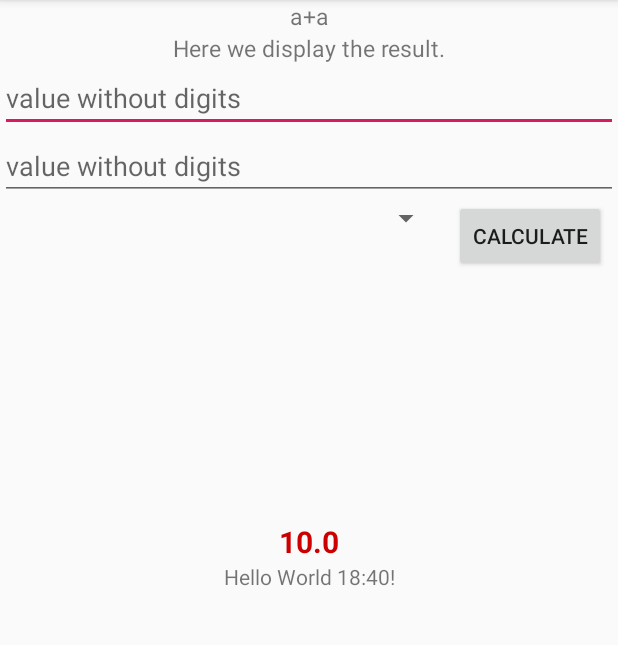
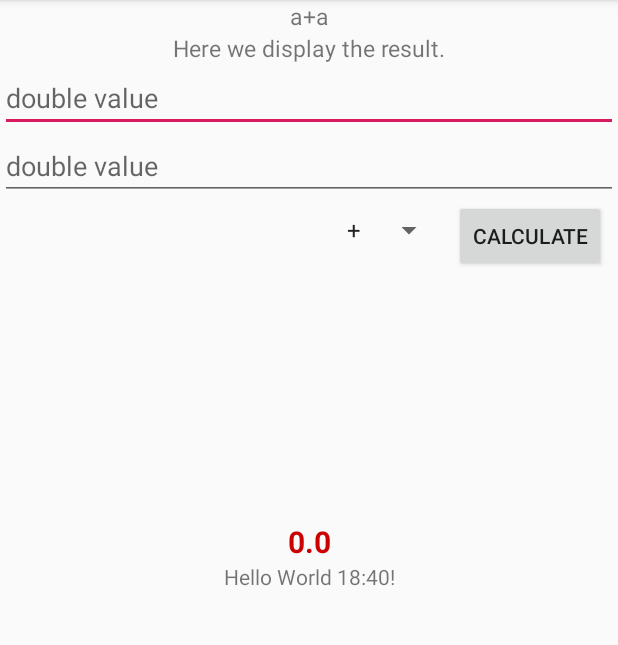
Before and after one commit to Harriss1/190130SmallCalculations, an Android app: the screen it shows after launch (MainActivity), after a tap on "CALCULATE", on a phone screen of 412 x 824 dp, the part 84-729 px from its top. Run offline under Robolectric (Android 15) with nearby library versions, the phone set to English and light mode, and no system bars.

Commit message:
added: if input not set I handle it as zero (0) operator type dropdown (spinner) an error message from the model gets shown if division by zero appears changed input type from phone numbers to all real numbers (negative numbers were not possible) the basic program is complete problems: the error message should not get handled by the view, the viewmodel should expose it. (change output type of displayable result from double to string then I can do it from the viewmodel)

```diff
--- a/app/src/main/java/com/example/smallcalculations/MainActivity.java
+++ b/app/src/main/java/com/example/smallcalculations/MainActivity.java
@@ -20,8 +20,11 @@ import com.example.smallcalculations.ViewModel.ViewModel;
 
 import org.w3c.dom.Text;
 
+import android.widget.ArrayAdapter;
+import android.widget.Spinner;
+import android.widget.AdapterView;
 
-public class MainActivity extends AppCompatActivity {
+public class MainActivity extends AppCompatActivity implements AdapterView.OnItemSelectedListener {
 
 
 
@@ -30,6 +33,7 @@ public class MainActivity extends AppCompatActivity {
 
     EditText inputFirstNumber;
     EditText inputSecondNumber;
+    int glOperator=0; //0=+, 1=-, 2=*, 3=/
 
     TextView result2Text;
 
@@ -39,6 +43,9 @@ public class MainActivity extends AppCompatActivity {
         setContentView(R.layout.activity_main);
         Toolbar toolbar = findViewById(R.id.toolbar);
         setSupportActionBar(toolbar);
+
+
+
 
 
 
@@ -66,16 +73,33 @@ public class MainActivity extends AppCompatActivity {
                 SmallCalculationsConnector calculation = new SmallCalculationsConnector();
                 calculation.setA(inputA);
                 calculation.setB(inputB);
-                calculation.setOperator(1);
+                calculation.setOperator(glOperator);
 
                 DisplayableResult result=calculation.getResult();
                 //result.result=30;
-                result2Text.setText(Double.toString(result.result));
+                if (result.calculationSuccessful) {
+                    result2Text.setText(Double.toString(result.result));
+                } else {
+                  result2Text.setText("Error: " +result.errorMessage);
+                }
 
 
                 //result2Text.setText("Nice Stuff");
             }
         });
+
+        Spinner spinner = (Spinner) findViewById(R.id.spinnerOperatorType);
+        // Create an ArrayAdapter using the string array and a default spinner layout
+                ArrayAdapter<CharSequence> adapter = ArrayAdapter.createFromResource(this,
+                        R.array.planets_array, android.R.layout.simple_spinner_item);
+        // Specify the layout to use when the list of choices appears
+                adapter.setDropDownViewResource(android.R.layout.simple_spinner_dropdown_item);
+        // Apply the adapter to the spinner
+                spinner.setAdapter(adapter);
+
+        spinner.setOnItemSelectedListener(this);
+
+
     }
 
     @Override
@@ -99,6 +123,17 @@ public class MainActivity extends AppCompatActivity {
 
         return super.onOptionsItemSelected(item);
     }
+    public void onItemSelected(AdapterView<?> parent, View view,
+                               int pos, long id) {
+        // An item was selected. You can retrieve the selected item using
+        // parent.getItemAtPosition(pos)
 
+        glOperator=pos;
+
+    }
+
+    public void onNothingSelected(AdapterView<?> parent) {
+        // Another interface callback
+    }
 
 }
--- a/app/src/main/java/com/example/smallcalculations/Model/SmallCalculations.java
+++ b/app/src/main/java/com/example/smallcalculations/Model/SmallCalculations.java
@@ -44,7 +44,7 @@ public class SmallCalculations {
 
 
     public void calculateResult(double a, double b, Operator operatorType){
-        double result=10;
+        double result=9.999999;
         boolean calcSuccess=false;
         String errorMessage="";
         boolean calcValid=true;
@@ -81,6 +81,7 @@ public class SmallCalculations {
             }
         }
 
+        if (result == -0) {result=0;}
         resultContainer.calculationSuccessful=calcSuccess;
         resultContainer.errorMessage=errorMessage;
         resultContainer.resultNumber=result;
--- a/app/src/main/java/com/example/smallcalculations/ViewModel/SmallCalculationsConnector.java
+++ b/app/src/main/java/com/example/smallcalculations/ViewModel/SmallCalculationsConnector.java
@@ -8,56 +8,96 @@ import com.example.smallcalculations.Model.SmallCalculations;
 public class SmallCalculationsConnector extends ViewModel {
 
     SmallCalculations smallCalculations = new SmallCalculations();
-    DisplayableResult resultContainer= new DisplayableResult();
+    DisplayableResult resultContainer = new DisplayableResult();
 
-    public void setA(double a){
+    public void setA(double a) {
 
         smallCalculations.setFirstNumber(a);
     }
+
     //I expect TextView to be the usual input type (The View is not supposed to convert input!!!),
     //the class should be reusable though.
     public void setA(TextView a) {
         setA(Double.parseDouble(a.getText().toString()));
     }
-    public void setA(int a){
 
-        setA((double)a);
+    public void setA(int a) {
+
+        setA((double) a);
     }
-    public void setA(String a){
+
+    public void setA(String a) {
+        //this is bad practise, I should send an error message to View.
+        //But I don't know how to make it properly. The message would be generated in the ViewModel.
+        if (a.isEmpty()) {
+            setA(0);
+            return;
+        }
         setA(Double.parseDouble(a));
         //smallCalculations.setFirstNumber(10);
     }
 
-    public void setB(double b){
+    public void setB(double b) {
         smallCalculations.setSecondNumber(b);
     }
-    public void setB(TextView b){
+
+    public void setB(TextView b) {
         setB(Double.parseDouble(b.getText().toString()));
     }
-    public void setB(int b){
-        setB((double)b);
+
+    public void setB(int b) {
+        setB((double) b);
     }
-    public void setB(String b){
-        if (b.isEmpty()){
-            //ErrorMessage or set to 0?
-            //I want to use an Errormessage.
+
+    public void setB(String b) {
+        if (b.isEmpty()) {
+            setB(0);
+            return;
         }
         setB(Double.parseDouble(b));
         //smallCalculations.setSecondNumber(20);
     }
 
-    public void setOperator(int operator){
-        smallCalculations.setOperatorType(SmallCalculations.Operator.PLUS);
+    public void setOperator(int operator) {
+        switch (operator) {
+            case 0: {
+                smallCalculations.setOperatorType(SmallCalculations.Operator.PLUS);
+                break;
+            }
+            case 1: {
+                smallCalculations.setOperatorType(SmallCalculations.Operator.MINUS);
+                break;
+            }
+            case 2: {
+                smallCalculations.setOperatorType(SmallCalculations.Operator.MULTIPLY);
+                break;
+            }
+            case 3: {
+                smallCalculations.setOperatorType(SmallCalculations.Operator.DIVIDE);
+                break;
+            }
+        }
+
     }
 
-    public DisplayableResult getResult(){
-        SmallCalculations.ResultContainer resultFromModel=smallCalculations.getResult();
+    public DisplayableResult getResult() {
+        //getResult doesnt feel like Cleancode. Its not explaining that I calculate it here
+        // when I read through this piece of code I dont know what its doing except for when I study the
+        //model class...
+        SmallCalculations.ResultContainer resultFromModel = smallCalculations.getResult();
+
+        //todo handle error message from model...
 
         resultContainer.calculationSuccessful = resultFromModel.getCalculationSuccessful();
         resultContainer.result = resultFromModel.getResultNumber();
         resultContainer.errorMessage = resultFromModel.getErrorMessage();
         //resultContainer.calculationSuccessful = true;
 
+        if (!resultFromModel.getCalculationSuccessful()){
+            //tell the view to display the error
+            //maybe this:
+            //resultContainer.result = ("Error: " + resultFromModel.getErrorMessage().toString());
+        }
         //resultContainer.calculationSuccessful=resultFromModel.getCalculationSuccessful();
         //resultContainer.errorMessage="none";
         //resultContainer.result=5.1;
--- a/app/src/main/res/layout/content_main.xml
+++ b/app/src/main/res/layout/content_main.xml
@@ -32,19 +32,18 @@
         android:id="@+id/phone"
         android:layout_width="match_parent"
         android:layout_height="wrap_content"
-        android:hint="value without digits"
-        android:inputType="numberDecimal"
+        android:hint="double value"
         android:imeOptions="actionNext"
-        app:layout_constraintTop_toBottomOf="@+id/result"
-        />
+        android:inputType="numberSigned|number|numberDecimal"
+        app:layout_constraintTop_toBottomOf="@+id/result" />
 
     <EditText
         android:id="@+id/phone2"
         android:layout_width="match_parent"
         android:layout_height="wrap_content"
-        android:hint="value without digits"
+        android:hint="double value"
         android:imeOptions="actionDone"
-        android:inputType="numberDecimal"
+        android:inputType="numberSigned|number|numberDecimal"
         app:layout_constraintTop_toBottomOf="@+id/phone" />
 
     <TextView
@@ -80,14 +79,13 @@
         app:layout_constraintTop_toBottomOf="@+id/phone2" />
 
     <Spinner
-        android:id="@+id/spinner"
-
-
-        android:layout_width="20dp"
+        android:id="@+id/spinnerOperatorType"
+        android:layout_width="wrap_content"
         android:layout_height="wrap_content"
-        android:layout_marginEnd="8dp"
-        android:layout_marginRight="8dp"
+        android:layout_marginTop="8dp"
+        android:layout_marginEnd="6dp"
+        android:layout_marginRight="6dp"
         app:layout_constraintEnd_toStartOf="@+id/button"
-        app:layout_constraintTop_toBottomOf="@+id/phone2" />
+        app:layout_constraintTop_toTopOf="@+id/button" />
 
 </android.support.constraint.ConstraintLayout>
--- a/app/src/main/res/values/strings.xml
+++ b/app/src/main/res/values/strings.xml
@@ -2,4 +2,10 @@
     <string name="app_name">Small Calculations</string>
     <string name="action_settings">Settings</string>
     <string name="calculate_description">a+a</string>
+    <string-array name="planets_array">
+        <item>+</item>
+        <item>-</item>
+        <item>*</item>
+        <item>/</item>
+    </string-array>
 </resources>
```
